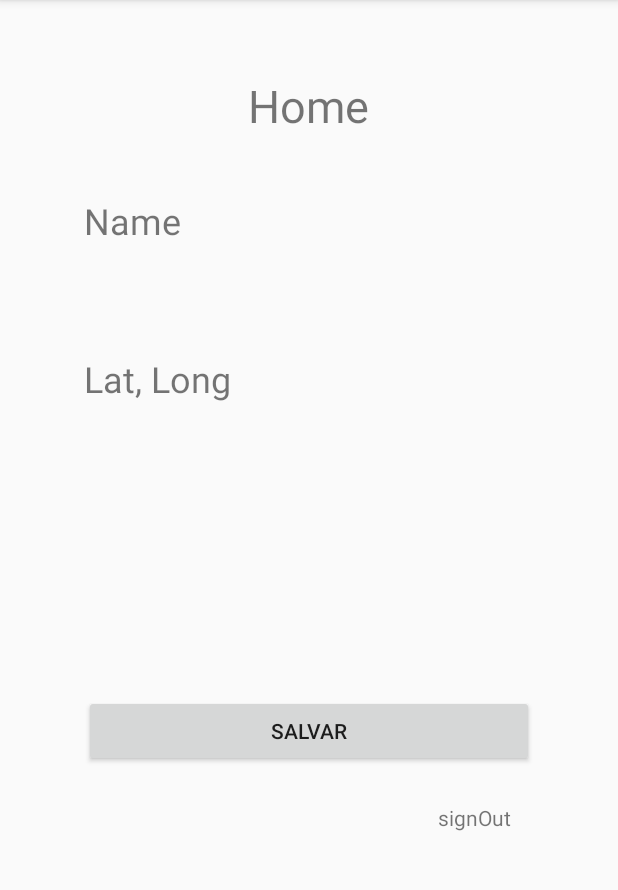
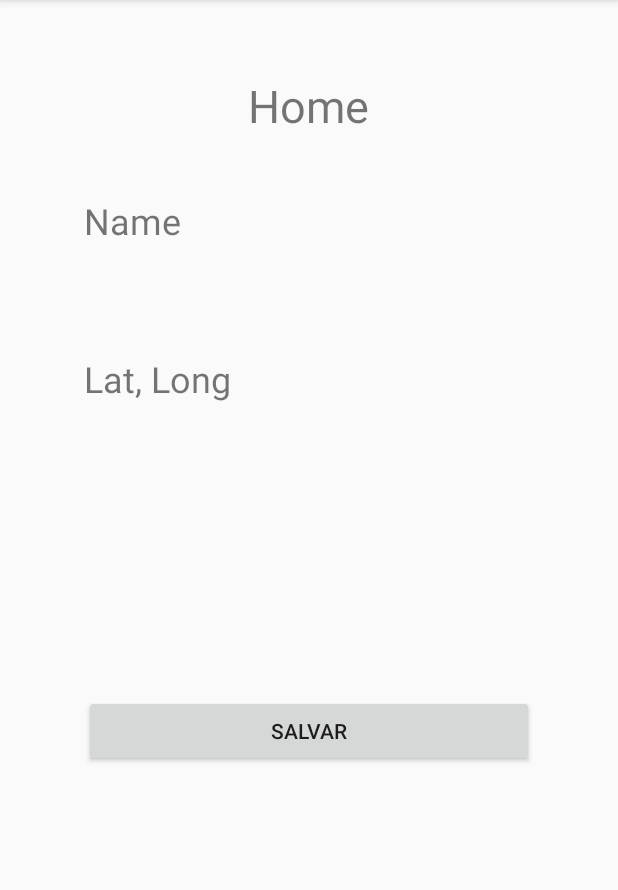
Before and after one commit to FredyGonzalez7/android_segurity_essentials, an Android app: the RegisterActivity screen opened directly, with no data from a screen before it, after a tap on "Login", on a phone screen of 412 x 824 dp, the part 84-974 px from its top. Run offline under Robolectric (Android 15) with nearby library versions, the phone set to English and light mode, and no system bars; our stand-ins replace Firebase (no records; nobody signed in at launch, a user with empty details on screens opened directly); 1 statement that could not run was skipped; 1 other tap on this screen came first.

```diff
--- a/app/src/main/java/com/example/segurity_essentials_class/DBHelper.java
+++ b/app/src/main/java/com/example/segurity_essentials_class/DBHelper.java
@@ -52,7 +52,6 @@ public class DBHelper extends SQLiteOpenHelper {
 
         if (getUser(context,email)==null){
             /*ContentValues contentValues = new ContentValues();
-            //contentValues.put(COLUMN_ID, uid);
             contentValues.put(COLUMN_EMAIL, email);
             contentValues.put(COLUMN_NAME, name);
             contentValues.put(COLUMN_UID, uid);
@@ -67,7 +66,7 @@ public class DBHelper extends SQLiteOpenHelper {
             Log.d(TAG, "insertRow: query " + query);
             db.execSQL(query);
             db.close();
-            return "Usuario registrado";
+            return "User Register";
         }
         else return null;
     }
--- a/app/src/main/java/com/example/segurity_essentials_class/HomeActivity.java
+++ b/app/src/main/java/com/example/segurity_essentials_class/HomeActivity.java
@@ -28,20 +28,14 @@ import com.google.firebase.database.DatabaseReference;
 import com.google.firebase.database.FirebaseDatabase;
 import com.google.firebase.database.ValueEventListener;
 
-import org.json.JSONObject;
-
-import java.time.Instant;
-import java.util.Map;
-import java.util.Objects;
-
-
 public class HomeActivity extends AppCompatActivity {
 
-    TextView signOut, email, nombres, latLong;
-    Button salvar;
+    private TextView email, nombres, latLong;
 
     private FirebaseAuth firebaseAuth;
     private DatabaseReference database;
+
+    private static String TAG = "Fredy";
 
     @Override
     protected void onCreate(Bundle savedInstanceState) {
@@ -51,8 +45,7 @@ public class HomeActivity extends AppCompatActivity {
         nombres = findViewById(R.id.textViewNombres);
         email = findViewById(R.id.textViewEmail);
         latLong = findViewById(R.id.textViewLatLong);
-        signOut = findViewById(R.id.textViewSignOut);
-        salvar = findViewById(R.id.buttonSalvar);
+        Button signOut = findViewById(R.id.buttonSignOut);
 
         firebaseAuth = FirebaseAuth.getInstance();
         database = FirebaseDatabase.getInstance().getReference();
@@ -64,14 +57,7 @@ public class HomeActivity extends AppCompatActivity {
                 nombres.setText("");
                 email.setText("");
                 latLong.setText("");
-                startActivity(new Intent(HomeActivity.this, MainActivity.class));
-            }
-        });
-
-        salvar.setOnClickListener(new View.OnClickListener() {
-            @Override
-            public void onClick(View view) {
-                informationUser();
+                goToMainActivity();
             }
         });
 
@@ -82,11 +68,8 @@ public class HomeActivity extends AppCompatActivity {
             }
         });
 
-        // verificar si hay un currentUser
         informationUser();
         permissionLocation();
-        setLatLong();
-
     }
 
     private void permissionLocation() {
@@ -113,14 +96,12 @@ public class HomeActivity extends AppCompatActivity {
             }
         } else {
             // Permission has already been granted
-            Log.d("permiso else", "onCreate: permission has already");
+            setLatLong();
         }
     }
 
-
-    private void signOut() {
-        firebaseAuth.signOut();
-    }
+    private void signOut() { firebaseAuth.signOut(); }
+    private void goToMainActivity(){ startActivity(new Intent(HomeActivity.this,MainActivity.class)); }
 
     @SuppressLint("SetTextI18n")
     private void informationUser() {
@@ -150,7 +131,6 @@ public class HomeActivity extends AppCompatActivity {
                         nombres.setText("Unregistered names");
                     }
                 });
-
             email.setText(userAuth.getEmail());
             DBHelper dbHelper = new DBHelper(getApplicationContext());
             String nameUserDBLocal = dbHelper.getUser(getApplicationContext(),userAuth.getEmail());
--- a/app/src/main/java/com/example/segurity_essentials_class/MainActivity.java
+++ b/app/src/main/java/com/example/segurity_essentials_class/MainActivity.java
@@ -20,9 +20,7 @@ import com.google.firebase.auth.FirebaseAuth;
 import com.google.firebase.auth.FirebaseUser;
 
 public class MainActivity extends AppCompatActivity {
-    EditText email, pass;
-    TextView register;
-    Button login;
+    private EditText email, pass;
     private FirebaseAuth firebaseAuth;
 
     @Override
@@ -32,8 +30,9 @@ public class MainActivity extends AppCompatActivity {
 
         email = findViewById(R.id.editTextEmail);
         pass = findViewById(R.id.editTextPass);
-        register = findViewById(R.id.textRegister);
-        login = findViewById(R.id.buttonLogin);
+
+        TextView register = findViewById(R.id.textRegister);
+        Button login = findViewById(R.id.buttonLogin);
 
         // Initialize Firebase Auth
         firebaseAuth = FirebaseAuth.getInstance();
@@ -60,11 +59,11 @@ public class MainActivity extends AppCompatActivity {
                     public void onComplete(@NonNull Task<AuthResult> task) {
                         if (task.isSuccessful()) {
                             // Sign in success, update UI with the signed-in user's information
-                            Log.d("signIn", "signInWithEmail:success");
+                            // Log.d("signIn", "signInWithEmail:success");
                             startActivity(new Intent(MainActivity.this, HomeActivity.class));
                         } else {
                             // If sign in fails, display a message to the user.
-                            //Log.w(TAG, "signInWithEmail:failure", task.getException());
+                            // Log.w(TAG, "signInWithEmail:failure", task.getException());
                             Toast.makeText(MainActivity.this, "Authentication failed.",
                                     Toast.LENGTH_SHORT).show();
                         }
@@ -73,38 +72,17 @@ public class MainActivity extends AppCompatActivity {
     }
 
     private void loginUser(){
-        //Log.d("void", "loginUser: pre-validate");
         if (validateForm()) {
-            //Log.d("if", "loginUser: validate");
             signIn(email.getText().toString().trim(),pass.getText().toString().trim());
 
         } else {
-            Toast.makeText(MainActivity.this, "Rellene todos los campos", Toast.LENGTH_LONG).show();
+            Toast.makeText(MainActivity.this, "All fields are required", Toast.LENGTH_LONG).show();
         }
     }
-    /*
-    private void signOut() {
-        firebaseAuth.signOut();
-    }*/
     private void informationUser(){
         FirebaseUser user = FirebaseAuth.getInstance().getCurrentUser();
         if (user != null) {
             startActivity(new Intent(MainActivity.this, HomeActivity.class));
-            // Name, email address, and profile photo Url
-            /*String name = user.getDisplayName();
-            String email = user.getEmail();
-            //Uri photoUrl = user.getPhotoUrl();
-            Toast.makeText(MainActivity.this, email ,Toast.LENGTH_SHORT).show();
-            // Check if user's email is verified
-            //boolean emailVerified = user.isEmailVerified();
-            if (user.isEmailVerified()){
-                Log.d("user", "informationUser: if");
-            }
-            // The user's ID, unique to the Firebase project. Do NOT use this value to
-            // authenticate with your backend server, if you have one. Use
-            // FirebaseUser.getIdToken() instead.
-            //String uid = user.getUid();
-            */
         }
         else {
             Log.d("user null", "loginUser: null");
@@ -128,7 +106,7 @@ public class MainActivity extends AppCompatActivity {
         } else {
             pass.setError(null);
         }
-        //validar que las password tenga por lo menos 6 caracteres
+        // No validar el numero de caracteres de la password en la autenticacion
         return valid;
     }
 }
--- a/app/src/main/java/com/example/segurity_essentials_class/RegisterActivity.java
+++ b/app/src/main/java/com/example/segurity_essentials_class/RegisterActivity.java
@@ -38,15 +38,15 @@ import javax.crypto.spec.SecretKeySpec;
 
 public class RegisterActivity extends AppCompatActivity {
 
-    Button register;
     private EditText email;
     private EditText pass;
     private EditText compass;
     private EditText name;
 
-    // Firebase
     private FirebaseAuth firebaseAuth;
     private DatabaseReference database;
+
+    private static String TAG = "Fredy";
 
     @Override
     protected void onCreate(final Bundle savedInstanceState) {
@@ -61,7 +61,8 @@ public class RegisterActivity extends AppCompatActivity {
         pass = findViewById(R.id.editTextPass);
         compass = findViewById(R.id.editTextPassCon);
         name = findViewById(R.id.editTextName);
-        register = findViewById(R.id.buttonRegister);
+
+        Button register = findViewById(R.id.buttonRegister);
         TextView login = findViewById(R.id.textLogin);
 
         register.setOnClickListener(new View.OnClickListener() {
@@ -80,21 +81,15 @@ public class RegisterActivity extends AppCompatActivity {
     }
 
     private void createAccount(final String emailCreate, String passwordCreate) {
-
         firebaseAuth.createUserWithEmailAndPassword(emailCreate, passwordCreate)
                 .addOnCompleteListener(this, new OnCompleteListener<AuthResult>() {
                     @Override
                     public void onComplete(@NonNull Task<AuthResult> task) {
                         if (task.isSuccessful()) {
-                            // registrar en la DBRealTime
+                            // registrar en la DBRealTime y en la DBLocal
                             onAuthSuccess(Objects.requireNonNull(Objects.requireNonNull(task.getResult()).getUser()));
-                            // registrar en la DBLocal
-
                             // Sign in success, update UI with the signed-in user's information
                             Toast.makeText(RegisterActivity.this, "Register exist.", Toast.LENGTH_SHORT).show();
-                            //Log.d("uid", "onComplete: "+firebaseAuth.getUid());
-                            //Log.d("email", "onComplete: "+task.getResult().getUser().getEmail());
-                            //writeNewUser(firebaseAuth.getUid(),task.getResult().getUser().getEmail(),firebaseAuth.getUid());
                             signOut();
                             goToMainActivity();
                         } else {
@@ -108,58 +103,30 @@ public class RegisterActivity extends AppCompatActivity {
 
     //registrar en la DBRealTime y en DBLocal
     private void onAuthSuccess(FirebaseUser firebaseUser) {
-
         String localName = name.getText().toString();
         // Write new user
         writeNewUser(firebaseUser.getUid(), firebaseUser.getEmail(), firebaseUser.getUid(), localName);
         registerLocalUser(firebaseUser.getEmail(), localName, firebaseUser.getUid());
     }
-
+    // registrar en la DBRealTime
     private void writeNewUser(String userId, String email, String uid, String name) {
         User user = new User(email, uid, name);
         //DatabaseReference databaseReference = database.getReference();
         database.child("user").child(userId).setValue(user);
     }
-
+    // registrar en la DBLocal
     private void registerLocalUser(String email,String name, String uid){
         DBHelper dbHelper = new DBHelper(getApplicationContext());
-        String respuestaInsert = dbHelper.insertRow(getApplicationContext(),uid,email, name);
-        Log.d("Fredy", "onCreate: insert "+respuestaInsert);
+        String responseInsert = dbHelper.insertRow(getApplicationContext(),uid,email, name);
+        Log.d(TAG, "onCreate: insert "+responseInsert);
     }
 
-    private void signOut() {
-        firebaseAuth.signOut();
-    }
-    private void goToMainActivity(){
-        startActivity(new Intent(RegisterActivity.this,MainActivity.class));
-    }
-    /*
-    private void updateUI(FirebaseUser user) {
-        //hideProgressDialog();
-        if (user != null) {
-            mStatusTextView.setText(getString(R.string.emailpassword_status_fmt,
-                    user.getEmail(), user.isEmailVerified()));
-            mDetailTextView.setText(getString(R.string.firebase_status_fmt, user.getUid()));
-
-            findViewById(R.id.emailPasswordButtons).setVisibility(View.GONE);
-            findViewById(R.id.emailPasswordFields).setVisibility(View.GONE);
-            findViewById(R.id.signedInButtons).setVisibility(View.VISIBLE);
-
-            findViewById(R.id.verifyEmailButton).setEnabled(!user.isEmailVerified());
-        } else {
-            mStatusTextView.setText(R.string.signed_out);
-            mDetailTextView.setText(null);
-
-            findViewById(R.id.emailPasswordButtons).setVisibility(View.VISIBLE);
-            findViewById(R.id.emailPasswordFields).setVisibility(View.VISIBLE);
-            findViewById(R.id.signedInButtons).setVisibility(View.GONE);
-        }
-    }
-    */
+    private void signOut() { firebaseAuth.signOut(); }
+    private void goToMainActivity(){ startActivity(new Intent(RegisterActivity.this,MainActivity.class)); }
 
     public SecretKeySpec generateKey() {
-        String clave = "fredy david gonz";
-        return new SecretKeySpec(clave.getBytes(), "AES");
+        String key = "fredy david gonz";
+        return new SecretKeySpec(key.getBytes(), "AES");
     }
 
     //public String encryptMsg(String message, SecretKey key) throws NoSuchAlgorithmException, NoSuchPaddingException, InvalidKeyException, InvalidParameterException, IllegalBlockSizeException, BadPaddingException, UnsupportedEncodingException, InvalidAlgorithmParameterException {
@@ -188,26 +155,26 @@ public class RegisterActivity extends AppCompatActivity {
             email.setError(null);
         }
 
-        String localPassword = pass.getText().toString();
+        String localPassword = pass.getText().toString().trim();
         if (TextUtils.isEmpty(localPassword)) {
             pass.setError("Required.");
             valid = false;
         } else {
             if (localPassword.length()<6) {
-                pass.setError("Minimum 5 digits required.");
+                pass.setError("Minimum 6 digits required.");
                 valid = false;
             } else {
                 pass.setError(null);
             }
         }
 
-        String localConfirmPassword = compass.getText().toString();
+        String localConfirmPassword = compass.getText().toString().trim();
         if (TextUtils.isEmpty(localConfirmPassword)) {
             compass.setError("Required.");
             valid = false;
         } else {
             if (localConfirmPassword.length()<6) {
-                compass.setError("Minimum 5 digits required.");
+                compass.setError("Minimum 6 digits required.");
                 valid = false;
             } else {
                 compass.setError(null);
@@ -240,8 +207,6 @@ public class RegisterActivity extends AppCompatActivity {
     }
 
     private void registerUser(){
-        // String emailText = email.getText().toString().trim();
-
         if (validateForm()) {
             if (validatePass()){
                 try {
@@ -249,20 +214,20 @@ public class RegisterActivity extends AppCompatActivity {
                     byte[] passEncrypted;
                     passEncrypted = encryptMsg(pass.getText().toString(), secretKeySpec);
                     //Toast.makeText(getApplicationContext(), Arrays.toString(passEncrypted), Toast.LENGTH_LONG).show();
-                    Log.d("passEncryp", "registerUser: "+ Arrays.toString(passEncrypted));
+                    Log.d(TAG, "registerUser: passEncryp "+ Arrays.toString(passEncrypted));
                     String passDecrypted = decryptMsg(passEncrypted, secretKeySpec);
-                    Log.d("passDecrecryp", "registerUser: "+passDecrypted);
+                    Log.d(TAG, "registerUser: passDecrecryp "+passDecrypted);
                     //Toast.makeText(getApplicationContext(), passDecrypted, Toast.LENGTH_LONG).show();
-                    createAccount(email.getText().toString() , pass.getText().toString());
+                    createAccount(email.getText().toString().trim() , pass.getText().toString().trim());
                 } catch (Exception e) {
                     e.printStackTrace();
-                    Toast.makeText(getApplicationContext(), e.getLocalizedMessage() + "  error", Toast.LENGTH_LONG).show();
+                    Toast.makeText(getApplicationContext(), e.getLocalizedMessage(), Toast.LENGTH_LONG).show();
                 }
             }
-            else Toast.makeText(getApplicationContext(), "Las contraseñas no coinciden", Toast.LENGTH_LONG).show();
+            else Toast.makeText(getApplicationContext(), "Passwords do not match", Toast.LENGTH_LONG).show();
 
         } else {
-            Toast.makeText(getApplicationContext(), "Rellene todos los campos", Toast.LENGTH_LONG).show();
+            Toast.makeText(getApplicationContext(), "All fields are required", Toast.LENGTH_LONG).show();
         }
     }
 }
--- a/app/src/main/res/layout/activity_home.xml
+++ b/app/src/main/res/layout/activity_home.xml
@@ -59,7 +59,7 @@
         app:layout_constraintTop_toBottomOf="@+id/textViewEmail" />
 
     <Button
-        android:id="@+id/buttonSalvar"
+        android:id="@+id/buttonSignOut"
         android:layout_width="300dp"
         android:layout_height="wrap_content"
         android:layout_marginStart="55dp"
@@ -70,17 +70,4 @@
         app:layout_constraintStart_toStartOf="parent"
         app:layout_constraintTop_toBottomOf="@+id/textViewLatLong" />
 
-    <TextView
-        android:id="@+id/textViewSignOut"
-        android:layout_width="wrap_content"
-        android:layout_height="wrap_content"
-        android:layout_marginStart="291dp"
-        android:layout_marginTop="24dp"
-        android:layout_marginEnd="71dp"
-        android:clickable="true"
-        android:text="@string/signout"
-        app:layout_constraintEnd_toEndOf="parent"
-        app:layout_constraintStart_toStartOf="parent"
-        app:layout_constraintTop_toBottomOf="@+id/buttonSalvar"
-        android:focusable="true" />
 </androidx.constraintlayout.widget.ConstraintLayout>
```
